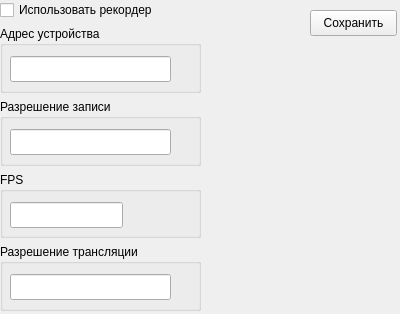
Above: utils/GUI/OptionsWidget.ui from kirilltarasov99/witmotionconnect before the change. Below: the same form after it.
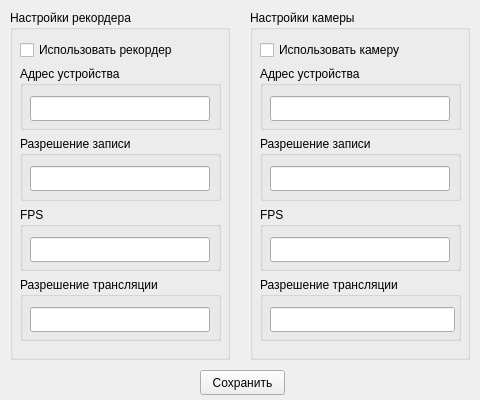
That is the form after the change.

The edit to the form file:
```diff
--- a/utils/GUI/OptionsWidget.ui
+++ b/utils/GUI/OptionsWidget.ui
@@ -6,8 +6,8 @@
    <rect>
     <x>0</x>
     <y>0</y>
-    <width>400</width>
-    <height>314</height>
+    <width>480</width>
+    <height>400</height>
    </rect>
   </property>
   <property name="windowTitle">
@@ -16,23 +16,35 @@
   <widget class="QPushButton" name="save_pushButton">
    <property name="geometry">
     <rect>
-     <x>310</x>
-     <y>10</y>
-     <width>87</width>
-     <height>26</height>
+     <x>200</x>
+     <y>370</y>
+     <width>85</width>
+     <height>25</height>
     </rect>
    </property>
    <property name="text">
     <string>Сохранить</string>
    </property>
   </widget>
+  <widget class="QGroupBox" name="VCap_groupBox">
+   <property name="geometry">
+    <rect>
+     <x>10</x>
+     <y>10</y>
+     <width>220</width>
+     <height>350</height>
+    </rect>
+   </property>
+   <property name="title">
+    <string>Настройки рекордера</string>
+   </property>
   <widget class="QWidget" name="verticalLayoutWidget">
    <property name="geometry">
     <rect>
-     <x>0</x>
-     <y>0</y>
+      <x>10</x>
+      <y>30</y>
      <width>201</width>
-     <height>311</height>
+      <height>301</height>
     </rect>
    </property>
    <layout class="QVBoxLayout" name="verticalLayout">
@@ -53,8 +65,8 @@
         <rect>
          <x>10</x>
          <y>30</y>
-         <width>161</width>
-         <height>26</height>
+          <width>180</width>
+          <height>25</height>
         </rect>
        </property>
       </widget>
@@ -70,8 +82,8 @@
         <rect>
          <x>10</x>
          <y>30</y>
-         <width>161</width>
-         <height>26</height>
+          <width>180</width>
+          <height>25</height>
         </rect>
        </property>
       </widget>
@@ -87,8 +99,8 @@
         <rect>
          <x>10</x>
          <y>30</y>
-         <width>113</width>
-         <height>26</height>
+          <width>180</width>
+          <height>25</height>
         </rect>
        </property>
       </widget>
@@ -104,14 +116,118 @@
         <rect>
          <x>10</x>
          <y>30</y>
-         <width>161</width>
-         <height>26</height>
+          <width>180</width>
+          <height>25</height>
         </rect>
        </property>
       </widget>
      </widget>
     </item>
    </layout>
+   </widget>
+  </widget>
+  <widget class="QGroupBox" name="Camera_groupBox">
+   <property name="geometry">
+    <rect>
+     <x>250</x>
+     <y>10</y>
+     <width>220</width>
+     <height>350</height>
+    </rect>
+   </property>
+   <property name="title">
+    <string>Настройки камеры</string>
+   </property>
+   <widget class="QWidget" name="verticalLayoutWidget_2">
+    <property name="geometry">
+     <rect>
+      <x>10</x>
+      <y>30</y>
+      <width>201</width>
+      <height>301</height>
+     </rect>
+    </property>
+    <layout class="QVBoxLayout" name="verticalLayout_2">
+     <property name="leftMargin">
+      <number>0</number>
+     </property>
+     <item>
+      <widget class="QCheckBox" name="Camera_use_checkBox">
+       <property name="text">
+        <string>Использовать камеру</string>
+       </property>
+      </widget>
+     </item>
+     <item>
+      <widget class="QGroupBox" name="Camera_address_groupBox">
+       <property name="title">
+        <string>Адрес устройства</string>
+       </property>
+       <widget class="QLineEdit" name="Camera_address_lineEdit">
+        <property name="geometry">
+         <rect>
+          <x>10</x>
+          <y>30</y>
+          <width>180</width>
+          <height>25</height>
+         </rect>
+        </property>
+       </widget>
+      </widget>
+     </item>
+     <item>
+      <widget class="QGroupBox" name="Camera_record_resolution_groupBox">
+       <property name="title">
+        <string>Разрешение записи</string>
+       </property>
+       <widget class="QLineEdit" name="Camera_record_resolution_lineEdit">
+        <property name="geometry">
+         <rect>
+          <x>10</x>
+          <y>30</y>
+          <width>180</width>
+          <height>25</height>
+         </rect>
+        </property>
+       </widget>
+      </widget>
+     </item>
+     <item>
+      <widget class="QGroupBox" name="Camera_FPS_groupBox">
+       <property name="title">
+        <string>FPS</string>
+       </property>
+       <widget class="QLineEdit" name="Camera_FPS_lineEdit">
+        <property name="geometry">
+         <rect>
+          <x>10</x>
+          <y>30</y>
+          <width>180</width>
+          <height>25</height>
+         </rect>
+        </property>
+       </widget>
+      </widget>
+     </item>
+     <item>
+      <widget class="QGroupBox" name="Camera_stream_resolution_groupBox">
+       <property name="title">
+        <string>Разрешение трансляции</string>
+       </property>
+       <widget class="QLineEdit" name="Camera_stream_resoltuion_lineEdit_2">
+        <property name="geometry">
+         <rect>
+          <x>10</x>
+          <y>30</y>
+          <width>185</width>
+          <height>25</height>
+         </rect>
+        </property>
+       </widget>
+      </widget>
+     </item>
+    </layout>
+   </widget>
   </widget>
  </widget>
  <resources/>
```
Lines whose indentation alone changed are shown as unchanged.
